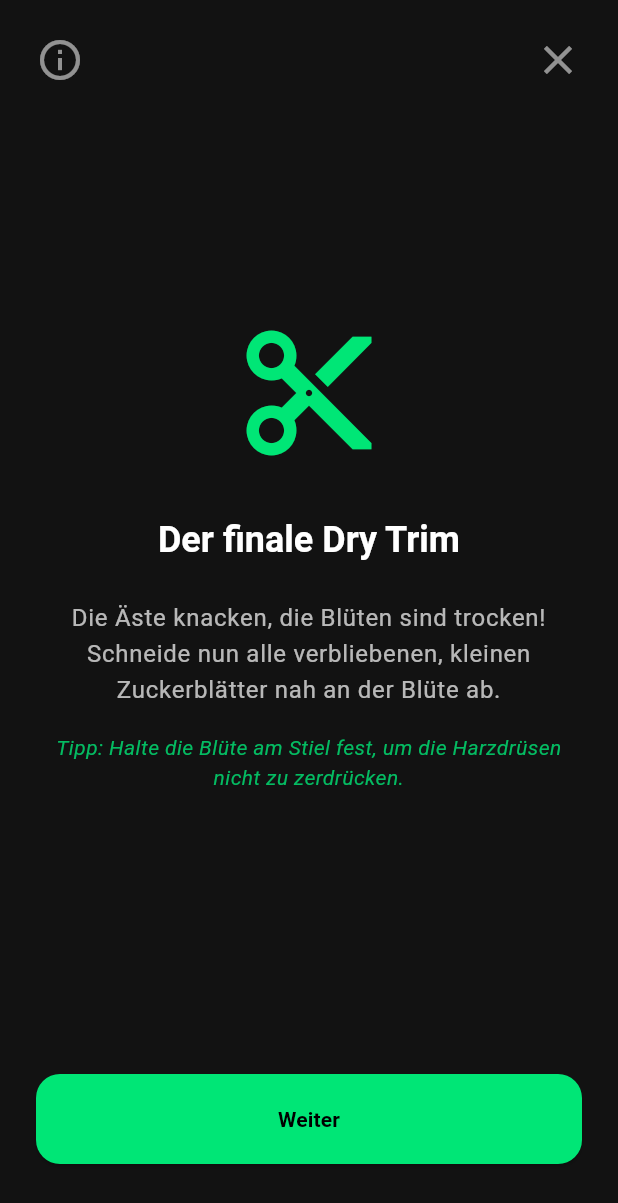
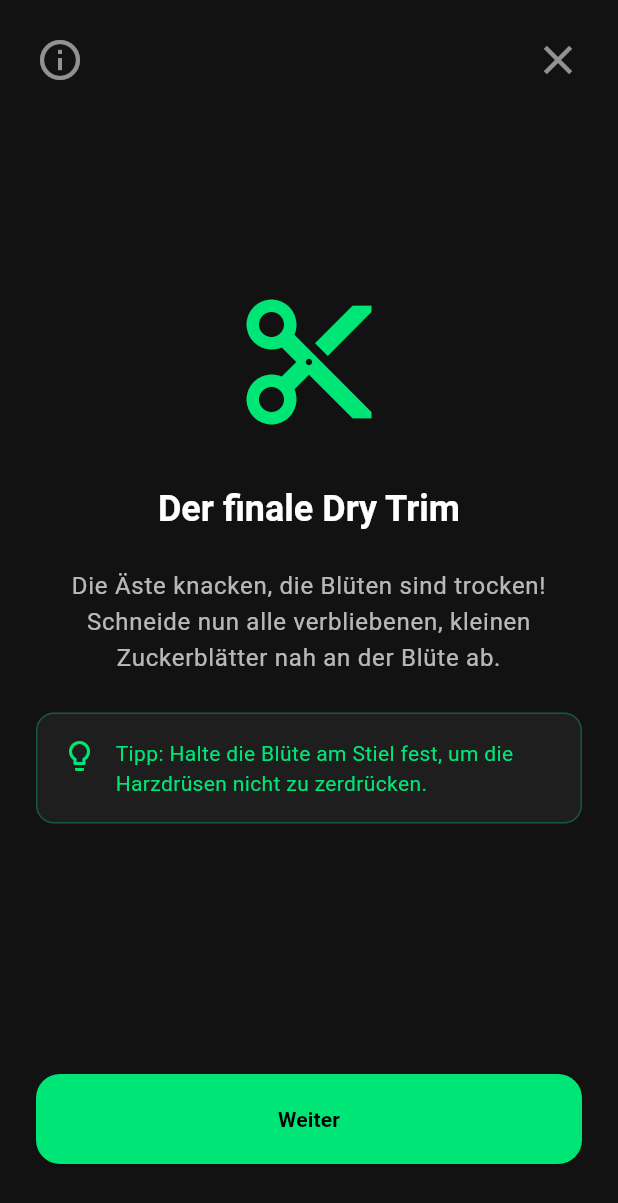
Before and after one commit to mathisHeidrich/Grow_Guide, a Flutter app: the FinishWizardScreen screen opened by its route, on a phone screen of 412 x 824 dp. Shown: the top 1203 px of the screen. Run offline on Flutter 3.47's test engine with Material 3 defaults, Android fonts, the phone set to English and light mode, and no system bars; our stand-ins replace drift, flutter_local_notifications, flutter_riverpod, go_router, shared_preferences, timezone; accounts and stored records are empty; generated files the repository leaves out were written again.

Commit message:
UI Cleanup: Remove Hardware-Rad texts, Station 4 PPFD button, and unify tip boxes

```diff
--- a/lib/screens/finish_wizard_screen.dart
+++ b/lib/screens/finish_wizard_screen.dart
@@ -158,12 +158,8 @@ class _FinishWizardScreenState extends ConsumerState<FinishWizardScreen> {
             ),
           ),
           const SizedBox(height: 16),
-          Text(
+          TipFormattedText(
             l10n.finishWizardWeighTip,
-            style: Theme.of(context).textTheme.bodyMedium?.copyWith(
-                  color: AppColors.growGreen.withValues(alpha: 0.8),
-                  fontStyle: FontStyle.italic,
-                ),
             textAlign: TextAlign.center,
           ),
           const Spacer(),
@@ -220,18 +216,9 @@ class _FinishWizardScreenState extends ConsumerState<FinishWizardScreen> {
           ),
           const SizedBox(height: 24),
           TipFormattedText(
-            text,
+            tip.isNotEmpty ? '$text\n\n$tip' : text,
             style: Theme.of(context).textTheme.bodyLarge?.copyWith(
                   color: Colors.white70,
-                ),
-            textAlign: TextAlign.center,
-          ),
-          const SizedBox(height: 16),
-          Text(
-            tip,
-            style: Theme.of(context).textTheme.bodyMedium?.copyWith(
-                  color: AppColors.growGreen.withValues(alpha: 0.8),
-                  fontStyle: FontStyle.italic,
                 ),
             textAlign: TextAlign.center,
           ),
```
Also changed, not shown: lib/l10n/app_de.arb (+25 -25 lines), lib/screens/harvest_wizard_screen.dart (+1 -10 lines), lib/screens/tent_setup_screen.dart (+0 -12 lines).
